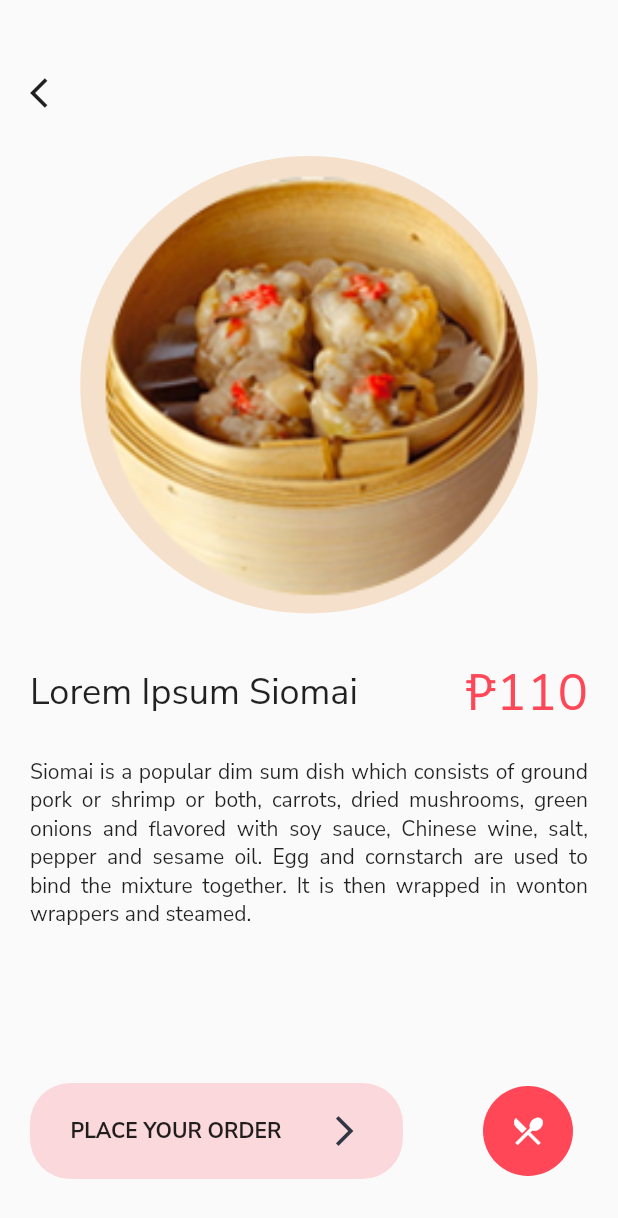
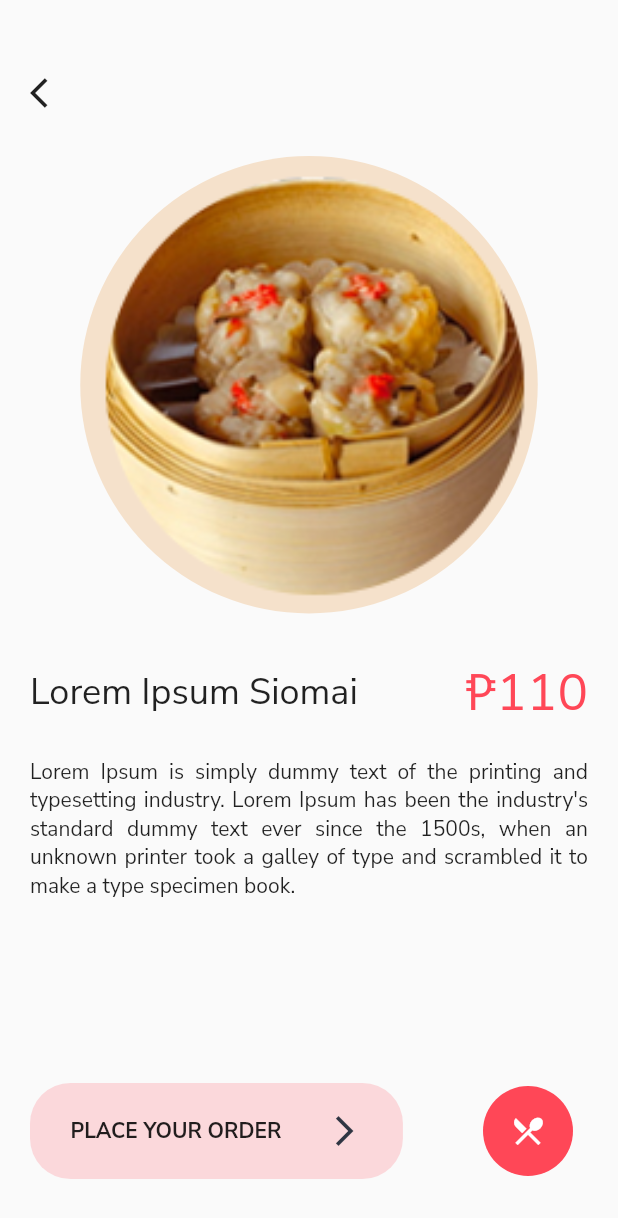
Before and after one commit to Jansalvador1445/flutterph_challenge_food_delivery, a Flutter app: the SpecificMenu screen opened directly, on a phone screen of 412 x 824 dp. Shown: the top 1218 px of the screen. Run offline on Flutter 3.47's test engine with Material 2 defaults, Android fonts, the phone set to English and light mode, and no system bars; our stand-ins replace google_fonts.

Commit message:
Change long text

```diff
--- a/lib/core/strings-core.dart
+++ b/lib/core/strings-core.dart
@@ -11,7 +11,7 @@ class AppStrings {
   static const menuPrice = 110;
   static const menuDescription_small = "Description here";
   static const menuDescription_big =
-      "Siomai is a popular dim sum dish which consists of ground pork or shrimp or both, carrots, dried mushrooms, green onions and flavored with soy sauce, Chinese wine, salt, pepper and sesame oil. Egg and cornstarch are used to bind the mixture together. It is then wrapped in wonton wrappers and steamed.";
+      "Lorem Ipsum is simply dummy text of the printing and typesetting industry. Lorem Ipsum has been the industry's standard dummy text ever since the 1500s, when an unknown printer took a galley of type and scrambled it to make a type specimen book.";
   static const placeOrder = "PLACE YOUR ORDER";
 
   //Images
```
